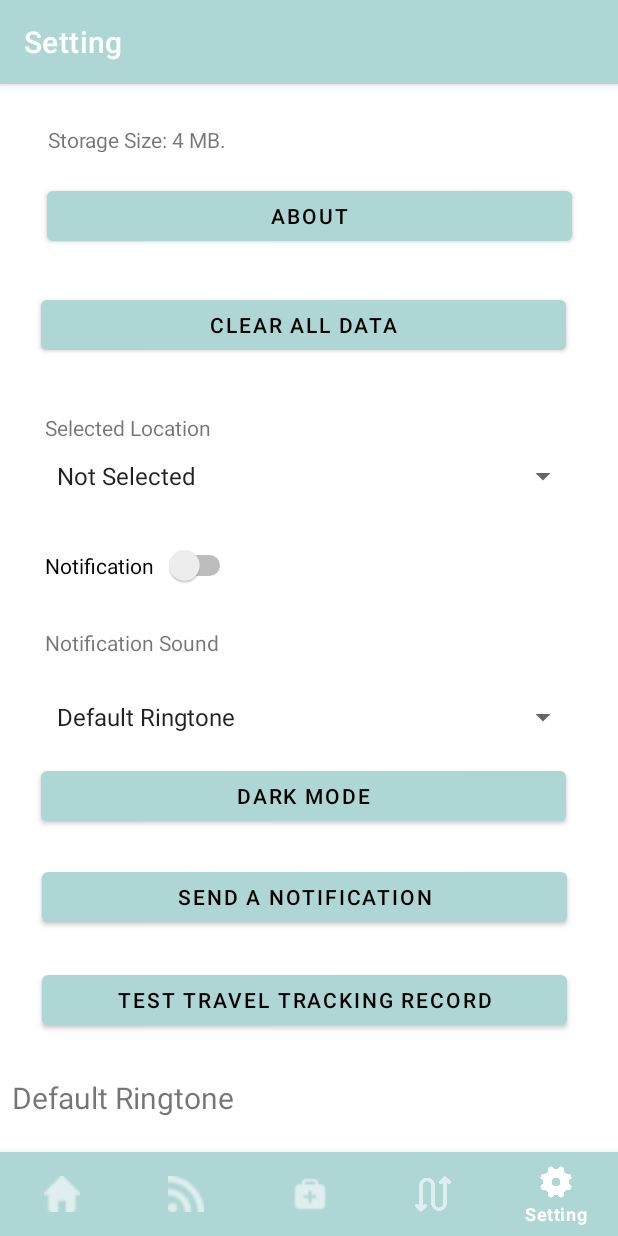
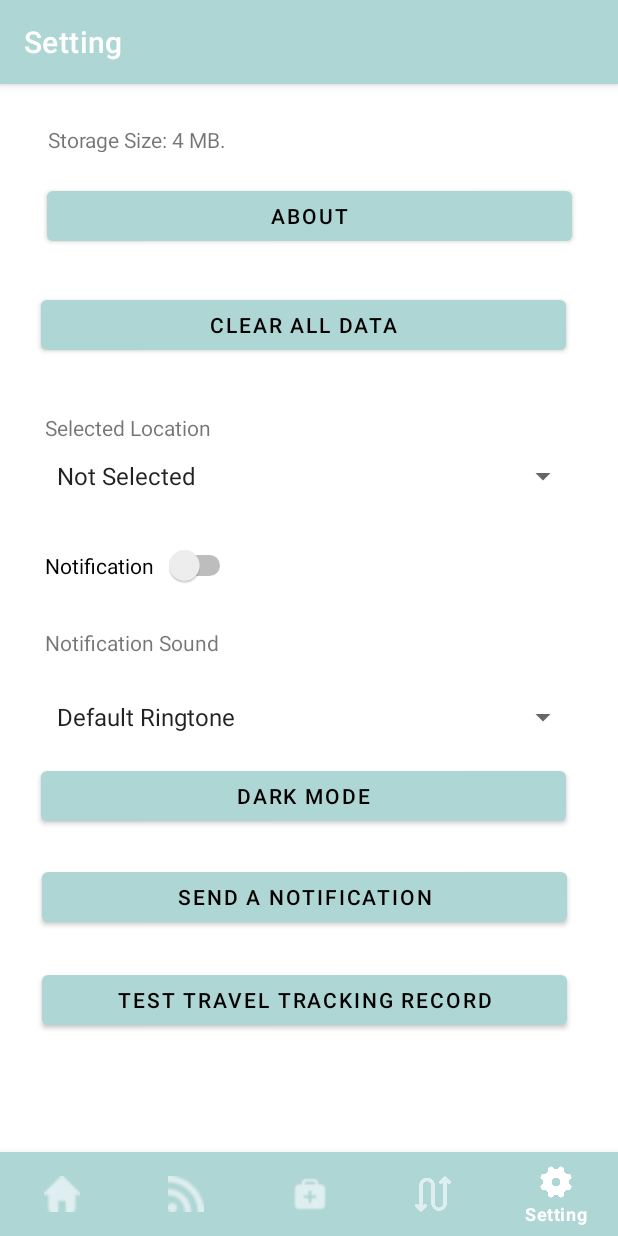
Before and after one commit to CSCI310CovidMapTeam3/covidmap, an Android app: the SettingFragment screen opened through its navigation route, on a phone screen of 412 x 824 dp. Run offline under Robolectric (Android 15) with nearby library versions, the phone set to English and light mode, and no system bars; our stand-ins replace navigation-ui; 3 statements that could not run were skipped.

Commit message:
remove the useless textbox

```diff
--- a/CovidMapTeam3/app/src/main/java/com/example/myapplication/ui/setting/SettingFragment.java
+++ b/CovidMapTeam3/app/src/main/java/com/example/myapplication/ui/setting/SettingFragment.java
@@ -62,7 +62,7 @@ public class SettingFragment extends Fragment implements AdapterView.OnItemSelec
         settingViewModel.getCity().observe(getViewLifecycleOwner(), new Observer<String>() {
             @Override
             public void onChanged(@Nullable String s) {
-                textView.setText(s);
+                textView.setText("");
             }
         });
 
```
